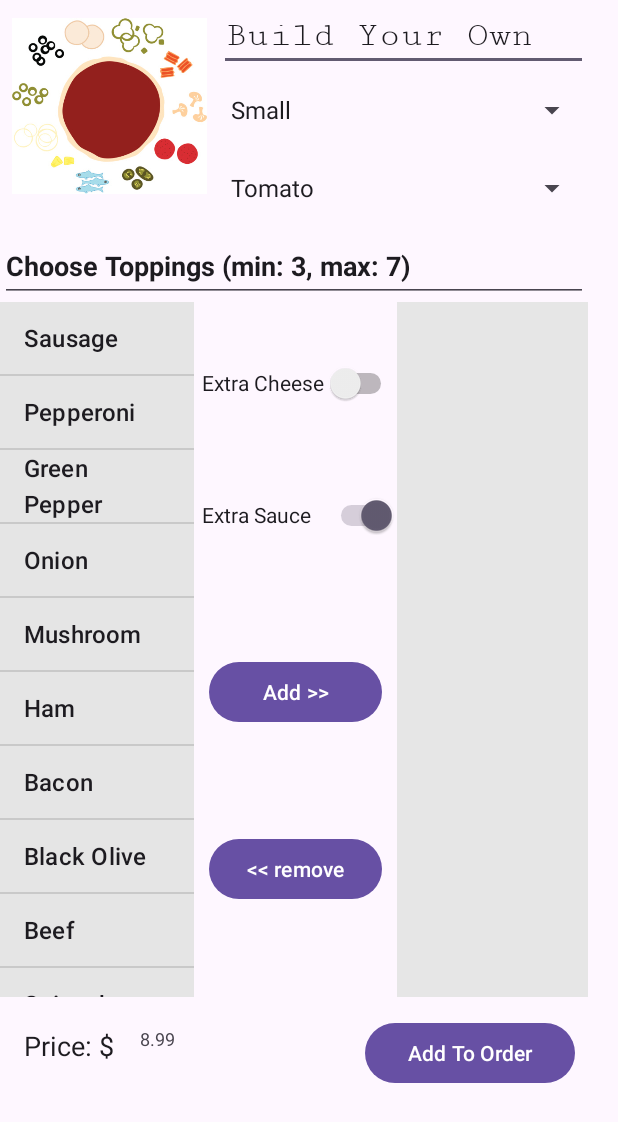
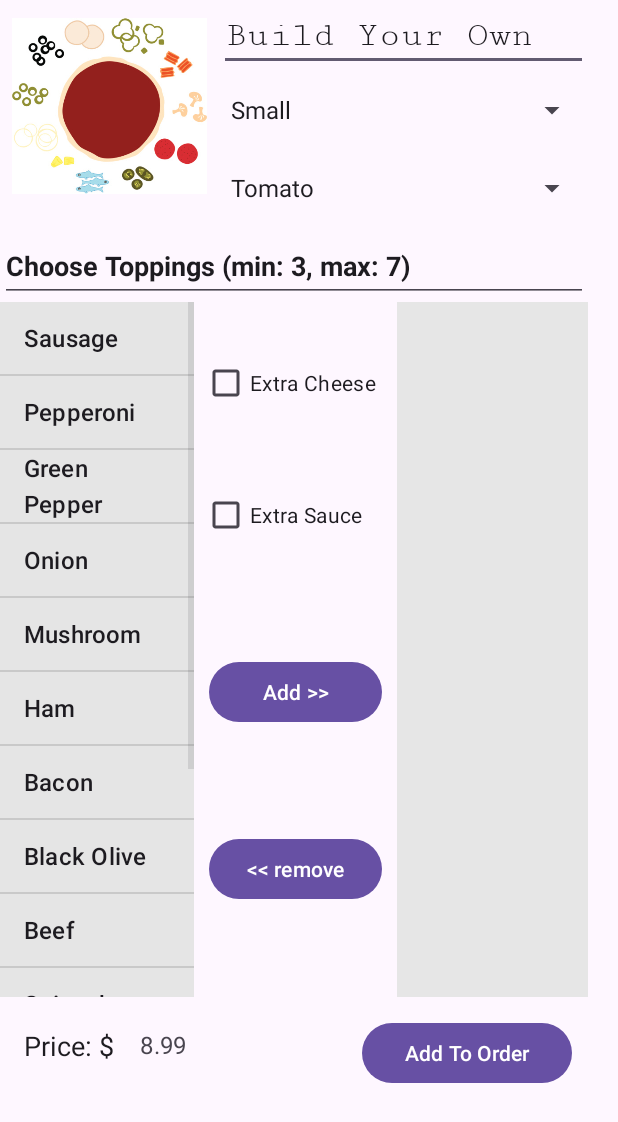
Before and after one commit to JulianGrande/Android-Pizza-Pal, an Android app: the BYOPizzaActivity screen opened directly, with no data from a screen before it, after a tap on "Add To Order", on a phone screen of 412 x 824 dp. Shown: the top 1122 px of the screen. Run offline under Robolectric (Android 15) with nearby library versions, the phone set to English and light mode, and no system bars; 1 other tap on this screen came first.

Commit message:
WE GON FIGHT FOR UUU, WE GON PRAY FOR UUUU

```diff
--- a/app/src/main/java/com/beulah/cs213p5/BYOPizzaActivity.java
+++ b/app/src/main/java/com/beulah/cs213p5/BYOPizzaActivity.java
@@ -1,12 +1,12 @@
 package com.beulah.cs213p5;// BYOPizzaActivity.java
 
-import android.annotation.SuppressLint;
-import android.os.Build;
 import android.os.Bundle;
 import android.view.View;
 import android.widget.AdapterView;
 import android.widget.ArrayAdapter;
 import android.widget.Button;
+import android.widget.CheckBox;
+import android.widget.CompoundButton;
 import android.widget.ListView;
 import android.widget.Spinner;
 import android.widget.Switch;
@@ -33,6 +33,8 @@ public class BYOPizzaActivity extends AppCompatActivity {
     private Pizza pizza;
     private Cashier cashier;
 
+    private CheckBox extraCheese;
+    private CheckBox extraSauce;
     private TextView totalPrice;
 
     @Override
@@ -131,22 +133,31 @@ public class BYOPizzaActivity extends AppCompatActivity {
     }
 
     private void setUpExtraCheeseSwitch() {
-        @SuppressLint("UseSwitchCompatOrMaterialCode") Switch extraCheeseSwitch = findViewById(R.id.extraSauce); // Replace with your extraCheese radio button's ID
+        extraCheese = findViewById(R.id.extraCheese); // Replace with your extraCheese radio button's ID
 
-        extraCheeseSwitch.setOnClickListener(v -> {
-            pizza.setExtraCheese(extraCheeseSwitch.isActivated());
-            updatePrice();
-            // Handle extra cheese selection logic if needed
+        extraCheese.setOnCheckedChangeListener(new CompoundButton.OnCheckedChangeListener() {
+            @Override
+            public void onCheckedChanged(CompoundButton buttonView, boolean isChecked) {
+                // Handle the CheckBox state change here
+                pizza.setExtraCheese(isChecked);
+                updatePrice();
+            }
         });
     }
 
     private void setUpExtraSauceSwitch() {
-        @SuppressLint("UseSwitchCompatOrMaterialCode") Switch extraSauceSwitch = findViewById(R.id.extraSauce); // Replace with your extraSauce radio button's ID
+        extraSauce = findViewById(R.id.extraSauce); // Replace with your extraSauce radio button's ID
 
-        extraSauceSwitch.setOnClickListener(v -> {
-            pizza.setExtraSauce(extraSauceSwitch.isActivated());
-            updatePrice();
+        extraSauce.setOnCheckedChangeListener(new CompoundButton.OnCheckedChangeListener() {
+            @Override
+            public void onCheckedChanged(CompoundButton buttonView, boolean isChecked) {
+                // Handle the CheckBox state change here
+                pizza.setExtraSauce(isChecked);
+                updatePrice();
+            }
         });
+
+
     }
 
     private void setUpAddButton() {
@@ -182,7 +193,14 @@ public class BYOPizzaActivity extends AppCompatActivity {
         addToOrderButton.setOnClickListener(new View.OnClickListener() {
             @Override
             public void onClick(View v) {
-                // ADDITIONAL CODE
+                // ADDITIONAL
+                BuildYourOwn byoPizza = (BuildYourOwn) pizza;
+                if(byoPizza.toppings.size() < 3){
+                    Toast.makeText(BYOPizzaActivity.this, "You need at least 3 toppings!", Toast.LENGTH_SHORT).show();
+                    return;
+                }
+                cashier.addToOrder(byoPizza);
+
                 resetView();
             }
         });
@@ -323,6 +341,9 @@ public class BYOPizzaActivity extends AppCompatActivity {
         setUpAddToOrderButton();
         setUpSauceSpinner();
         setUpSizeSpinner();
+        extraCheese.setChecked(false);
+        extraSauce.setChecked(false);
+        updatePrice();
     }
 
     /**
--- a/app/src/main/res/layout/activity_byo.xml
+++ b/app/src/main/res/layout/activity_byo.xml
@@ -86,20 +86,20 @@
                 android:layout_height="match_parent"
                 android:orientation="vertical">
 
-                <Switch
+                <CheckBox
                     android:id="@+id/extraCheese"
                     android:layout_width="match_parent"
                     android:layout_height="48dp"
-                    android:layout_marginStart="5dp"
+                    android:layout_marginHorizontal="5dp"
                     android:layout_marginTop="30dp"
                     android:layout_marginBottom="10dp"
                     android:text="@string/extra_cheese" />
 
-                <Switch
+                <CheckBox
                     android:id="@+id/extraSauce"
-                    android:layout_width="match_parent"
+                    android:layout_width="wrap_content"
                     android:layout_height="48dp"
-                    android:layout_marginStart="5dp"
+                    android:layout_marginHorizontal="5dp"
                     android:layout_marginTop="30dp"
                     android:layout_marginBottom="10dp"
                     android:text="@string/extra_sauce" />
@@ -132,7 +132,7 @@
 
         <TableRow
             android:layout_width="match_parent"
-            android:layout_height="75dp">
+            android:layout_height="78dp">
 
             <EditText
                 android:id="@+id/editTextText3"
@@ -149,10 +149,13 @@
 
             <TextView
                 android:id="@+id/totalPrice"
-                android:layout_width="140dp"
+                android:layout_width="138dp"
                 android:layout_height="48dp"
                 android:fontFamily="sans-serif"
-                android:textSize="12sp" />
+                android:textAlignment="viewStart"
+                android:textAppearance="@style/TextAppearance.AppCompat.Display3"
+                android:textSize="16sp"
+                android:translationY="5dp" />
 
             <Button
                 android:id="@+id/addToOrderButton"
```
